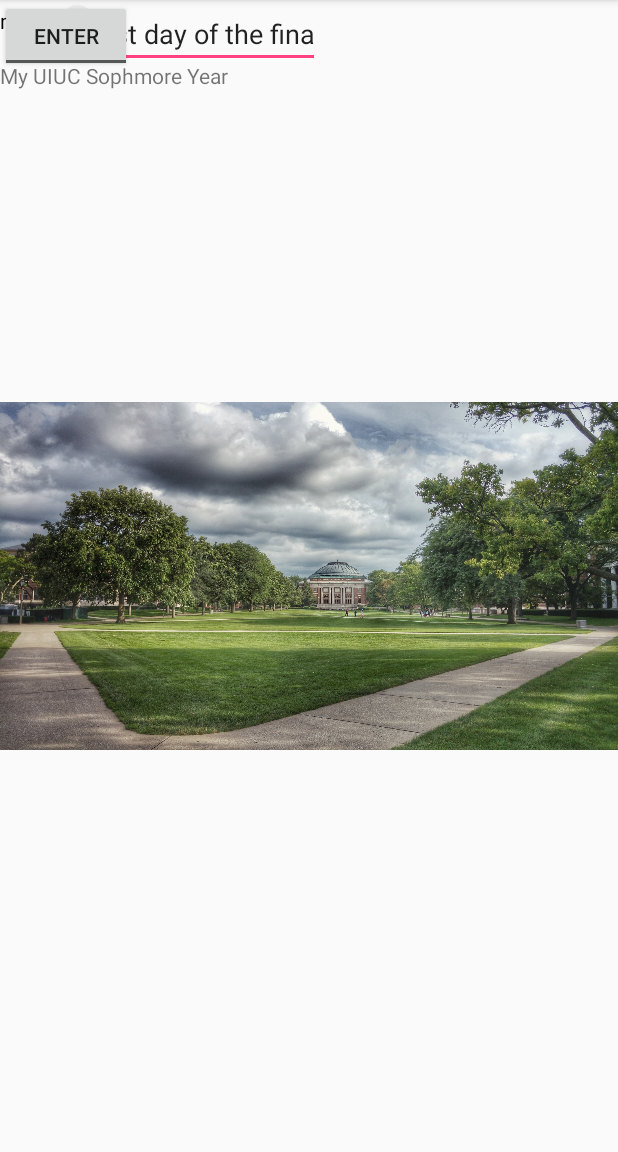
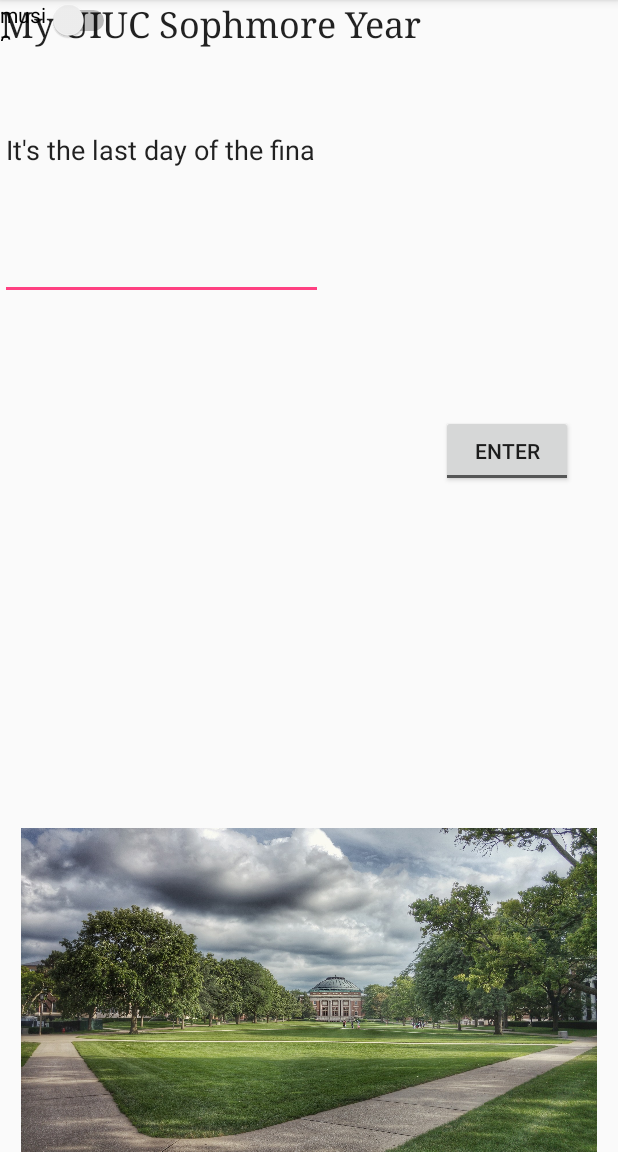
Before and after one commit to MartieLiu/MyUIUCSophomoreYear, an Android app: the screen it shows after launch (MainActivity), on a phone screen of 412 x 824 dp, the part 84-1236 px from its top. Run offline under Robolectric (Android 15) with nearby library versions, the phone set to English and light mode, and no system bars.

Commit message:
User Interface design

```diff
--- a/app/src/main/res/layout/activity_main.xml
+++ b/app/src/main/res/layout/activity_main.xml
@@ -11,46 +11,62 @@
         android:layout_width="wrap_content"
         android:layout_height="wrap_content"
         android:text="My UIUC Sophmore Year"
-        app:layout_constraintBottom_toBottomOf="parent"
-        app:layout_constraintHorizontal_bias="0.0"
-        app:layout_constraintLeft_toLeftOf="parent"
-        app:layout_constraintRight_toRightOf="parent"
-        app:layout_constraintTop_toTopOf="parent"
-        app:layout_constraintVertical_bias="0.054" />
+        android:textAppearance="@style/TextAppearance.AppCompat"
+        android:textSize="24sp"
+        android:typeface="serif"
+        tools:layout_editor_absoluteX="83dp"
+        tools:layout_editor_absoluteY="0dp" />
 
     <Button
         android:id="@+id/enterText"
         style="@android:style/Widget.Material.Light.Button.Toggle"
         android:layout_width="wrap_content"
         android:layout_height="wrap_content"
+        android:layout_marginBottom="16dp"
+        android:layout_marginEnd="16dp"
+        android:layout_marginStart="280dp"
+        android:layout_marginTop="38dp"
         android:text="Enter"
-        tools:layout_editor_absoluteX="280dp"
-        tools:layout_editor_absoluteY="65dp" />
+        app:layout_constraintBottom_toTopOf="@+id/image"
+        app:layout_constraintEnd_toEndOf="parent"
+        app:layout_constraintStart_toStartOf="parent"
+        app:layout_constraintTop_toBottomOf="@+id/music" />
 
     <ImageView
         android:id="@+id/image"
         android:layout_width="wrap_content"
-        android:layout_height="wrap_content"
-        app:srcCompat="@drawable/main"
-        tools:layout_editor_absoluteX="0dp"
-        tools:layout_editor_absoluteY="129dp" />
+        android:layout_height="216dp"
+        android:layout_marginEnd="16dp"
+        app:layout_constraintBottom_toBottomOf="parent"
+        app:layout_constraintEnd_toEndOf="parent"
+        app:layout_constraintHorizontal_bias="0.0"
+        app:layout_constraintStart_toStartOf="parent"
+        app:layout_constraintTop_toTopOf="parent"
+        app:layout_constraintVertical_bias="1.0"
+        app:srcCompat="@drawable/main" />
 
     <Switch
         android:id="@+id/music"
-        android:layout_width="wrap_content"
-        android:layout_height="wrap_content"
+        android:layout_width="80dp"
+        android:layout_height="20dp"
         android:text="music"
-        tools:layout_editor_absoluteX="231dp"
+        tools:checked="true"
+        tools:layout_editor_absoluteX="0dp"
         tools:layout_editor_absoluteY="0dp" />
 
     <EditText
         android:id="@+id/editText"
-        android:layout_width="0dp"
-        android:layout_height="45dp"
+        android:layout_width="215dp"
+        android:layout_height="200dp"
         android:ems="10"
         android:inputType="textPersonName"
         android:text="It's the last day of the final week. You are walking mindlessly, hopingwa to get your mind clear."
         tools:layout_editor_absoluteX="25dp"
-        tools:layout_editor_absoluteY="137dp" />
+        tools:layout_editor_absoluteY="52dp" />
+
+    <android.support.constraint.Group
+        android:id="@+id/group"
+        android:layout_width="wrap_content"
+        android:layout_height="wrap_content" />
 
 </android.support.constraint.ConstraintLayout>
```
